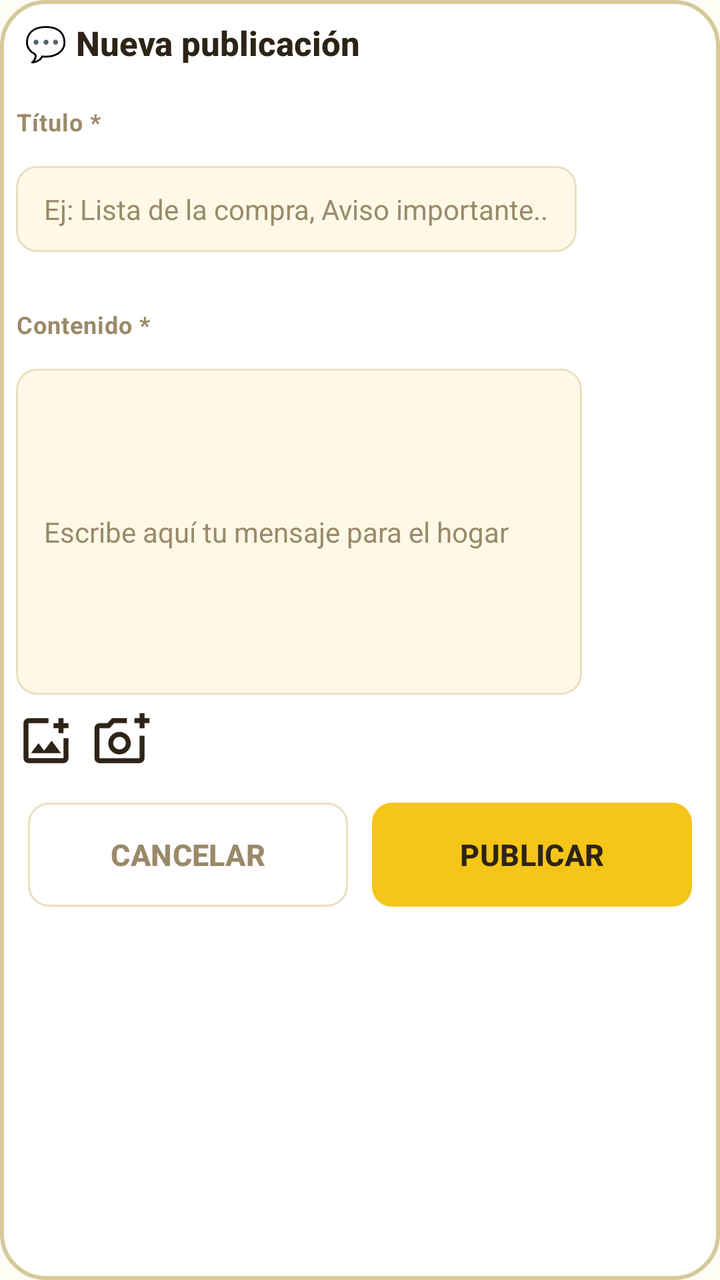
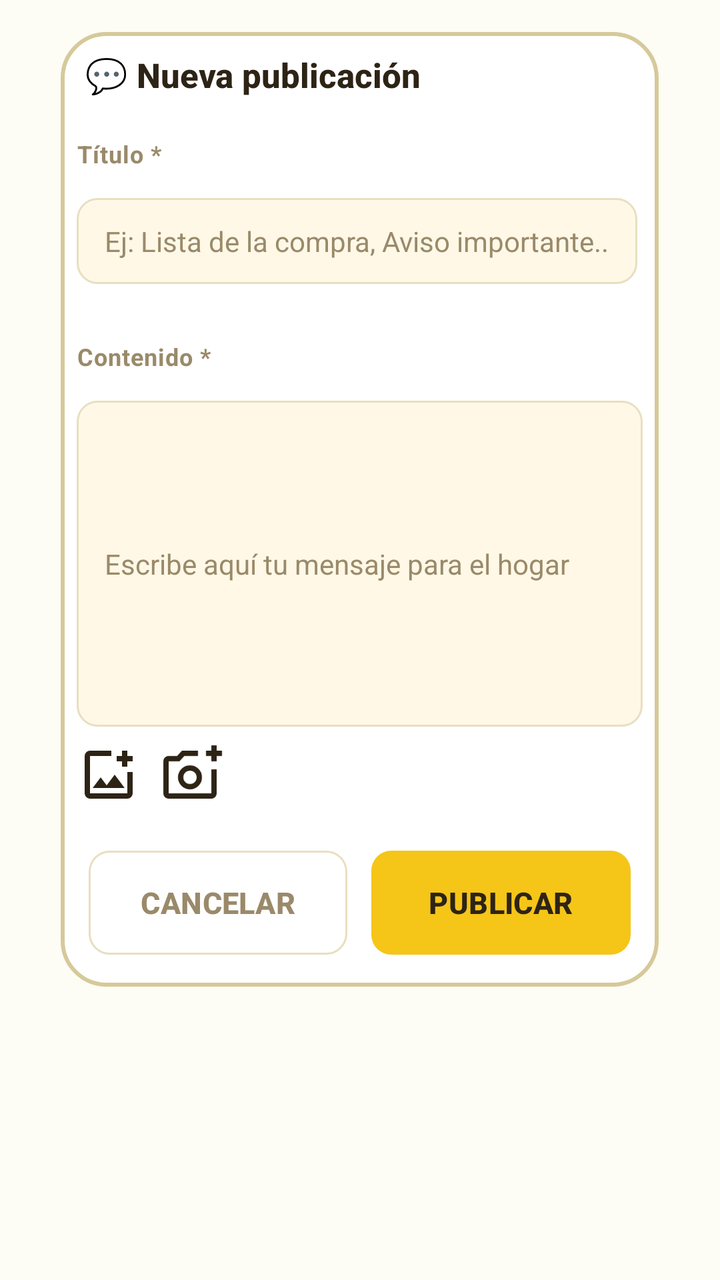

The first picture is an Android layout as it rendered before a commit; the second is the same layout after the commit. The layout source and the unified diff follow.
<!-- AndroidManifest.xml: application theme Theme.HomneyApp -->
<!-- res/layout/fragment_crear_nueva_publicacion.xml -->
<?xml version="1.0" encoding="utf-8"?>
<LinearLayout xmlns:android="http://schemas.android.com/apk/res/android"
    android:layout_width="wrap_content"
    android:layout_height="wrap_content"
    android:background="@drawable/bg_auth_box"
    android:fillViewport="true"
    android:orientation="vertical"
    android:layout_margin="@dimen/activity_vertical_margin"
    android:layout_gravity="center_horizontal">

    <TextView
        android:layout_width="wrap_content"
        android:layout_height="wrap_content"
        android:text=" 💬 Nueva publicación"
        style="@style/Homney.Text.Title"
        android:layout_marginTop="10dp"
        android:layout_marginStart="8dp"/>

    <TextView
        android:layout_width="wrap_content"
        android:layout_height="wrap_content"
        android:text="@string/titulo_publi"
        style="@style/Homney.Text.Label"
        android:layout_marginTop="20dp"
        android:layout_marginBottom="6dp"
        android:layout_marginStart="8dp"
        android:layout_gravity="left"
        />
    <EditText
        android:id="@+id/et_titulo_publi"
        android:layout_width="wrap_content"
        android:layout_height="wrap_content"
        android:background="@drawable/bg_input"
        android:hint="@string/ejemplo_titulo_muro"
        android:textColor="@color/text"
        android:textColorHint="@color/muted"
        android:textSize="14sp"
        android:paddingLeft="14dp"
        android:paddingRight="14dp"
        android:paddingTop="12dp"
        android:paddingBottom="12dp"
        android:layout_marginBottom="14dp"
        android:singleLine="true"
        android:layout_margin="8dp"/>

    <TextView
        android:layout_width="wrap_content"
        android:layout_height="wrap_content"
        android:text="@string/contenido_publi"
        style="@style/Homney.Text.Label"
        android:layout_marginTop="20dp"
        android:layout_marginBottom="6dp"
        android:layout_marginStart="8dp"
        android:layout_gravity="left"
        />

    <EditText
        android:id="@+id/et_cuerpo_publi"
        android:layout_width="283dp"
        android:layout_height="163dp"
        android:layout_margin="8dp"
        android:layout_marginBottom="14dp"
        android:background="@drawable/bg_input"
        android:hint="@string/ejemplo_publicacion"
        android:paddingLeft="14dp"
        android:paddingTop="12dp"
        android:paddingRight="14dp"
        android:paddingBottom="12dp"
        android:singleLine="false"
        android:textColor="@color/text"
        android:textColorHint="@color/muted"
        android:textSize="14sp" />
    <LinearLayout
        android:layout_width="wrap_content"
        android:layout_height="wrap_content"
        android:orientation="horizontal">

        <ImageView
            android:id="@+id/img_sube_foto"
            android:layout_width="30dp"
            android:layout_height="30dp"
            android:layout_marginStart="8dp"
            android:clickable="true"
            android:focusable="true"
            android:foreground="?attr/selectableItemBackgroundBorderless"
            android:src="@drawable/ic_add_img_galeria" />

        <ImageView
            android:id="@+id/img_lanza_cam"
            android:layout_width="30dp"
            android:layout_height="30dp"
            android:layout_marginStart="8dp"
            android:clickable="true"
            android:focusable="true"
            android:foreground="?attr/selectableItemBackgroundBorderless"
            android:src="@drawable/ic_add_photo" />
    </LinearLayout>
    <LinearLayout
        android:layout_width="match_parent"
        android:layout_height="wrap_content"
        android:orientation="horizontal"
        android:layout_marginHorizontal="8dp"
        android:layout_marginVertical="10dp"
        android:padding="6dp">

        <Button
            android:id="@+id/btn_cancelar_publi"
            android:layout_width="0dp"
            android:layout_height="52dp"
            style="@style/Homney.Button.Ghost"
            android:text="@string/btn_cancelar"
            android:textSize="15sp"
            android:layout_weight="1"
            android:layout_marginEnd="6dp" />

        <Button
            android:id="@+id/btn_crear_publi"
            style="@style/Homney.Button.Primary"
            android:layout_width="0dp"
            android:layout_height="52dp"
            android:layout_marginStart="6dp"
            android:layout_weight="1"
            android:text="@string/btn_publicar"
            android:textSize="15sp" />

    </LinearLayout>

</LinearLayout>
<!-- resources referenced by this layout -->
<resources>
  <color name="muted">#9A8A6A</color>
  <color name="text">#2D2416</color>
  <dimen name="activity_vertical_margin">16dp</dimen>
  <!-- drawable bg_auth_box (drawable) -->
  <?xml version="1.0" encoding="utf-8"?>
  <shape xmlns:android="http://schemas.android.com/apk/res/android"
      android:shape="rectangle">
      <solid android:color="@color/surface" />
      <stroke android:width="2dp" android:color="@color/border2" />
      <corners android:radius="22dp" />
  </shape>
  <string name="btn_cancelar">Cancelar</string>
  <string name="btn_publicar">Publicar</string>
  <string name="contenido_publi">Contenido *</string>
  <string name="ejemplo_publicacion">Escribe aquí tu mensaje para el hogar</string>
  <string name="ejemplo_titulo_muro">Ej: Lista de la compra, Aviso importante..</string>
  <string name="titulo_publi">Título *</string>
  <style name="Homney.Button.Ghost" parent="Homney.Button.Base">
          <item name="android:background">@drawable/bg_button_ghost</item>
          <item name="android:textColor">@color/muted</item>
      </style>
  <style name="Homney.Button.Primary" parent="Homney.Button.Base">
          <item name="android:background">@drawable/bg_button_primary</item>
          <item name="android:textColor">@color/text</item>
      </style>
  <style name="Homney.Text.Label" parent="Homney.Text">
          <item name="android:textColor">@color/muted</item>
          <item name="android:textSize">12sp</item>
          <item name="android:textStyle">bold</item>
          <item name="android:letterSpacing">0.03</item>
          <item name="android:textAllCaps">false</item>
      </style>
  <style name="Homney.Text.Title" parent="Homney.Text">
          <item name="android:textColor">@color/text</item>
          <item name="android:textSize">17sp</item>
          <item name="android:textStyle">bold</item>
          <item name="android:fontFamily">sans-serif-medium</item>
      </style>
  <color name="surface">#FFFFFFFF</color>
  <color name="border2">#D6C99A</color>
  <color name="surface_two">#FFF8E7</color>
  <color name="accent">#F5C518</color>
  <color name="border">#E8DFC0</color>
  <!-- drawable bg_button_primary (drawable) -->
  <?xml version="1.0" encoding="utf-8"?>
  <selector xmlns:android="http://schemas.android.com/apk/res/android">
  
      
      <item android:state_enabled="false">
          <shape android:shape="rectangle">
              <solid android:color="@color/accent" />
              <corners android:radius="10dp" />
              <alpha android:alpha="0.55" />
          </shape>
      </item>
  
      
      <item android:state_pressed="true">
          <shape android:shape="rectangle">
              <solid android:color="@color/accent_dark" />
              <corners android:radius="10dp" />
          </shape>
      </item>
      <item android:state_focused="true">
          <shape android:shape="rectangle">
              <solid android:color="@color/accent_dark" />
              <corners android:radius="10dp" />
          </shape>
      </item>
  
      
      <item>
          <shape android:shape="rectangle">
              <solid android:color="@color/accent" />
              <corners android:radius="10dp" />
          </shape>
      </item>
  
  </selector>
  <style name="Homney.Text" parent="" />
  <color name="accent_dark">#D4A80E</color>
  <color name="green">#7CC87A</color>
  <color name="green_dark">#58A856</color>
  <color name="background">#FDFCF5</color>
  <color name="accent_background">#FFF3C0</color>
  <!-- unchanged entries left out for length: 6 -->
</resources>

<!-- the commit's change to res/layout/fragment_crear_nueva_publicacion.xml (unified diff, before → after) -->
@@ -1,5 +1,9 @@
 <?xml version="1.0" encoding="utf-8"?>
-<LinearLayout xmlns:android="http://schemas.android.com/apk/res/android"
+<ScrollView xmlns:android="http://schemas.android.com/apk/res/android"
+    android:layout_width="wrap_content"
+    android:layout_height="match_parent"
+    android:layout_centerHorizontal="true">
+<LinearLayout
     android:layout_width="wrap_content"
     android:layout_height="wrap_content"
     android:background="@drawable/bg_auth_box"
@@ -42,6 +46,15 @@
         android:layout_marginBottom="14dp"
         android:singleLine="true"
         android:layout_margin="8dp"/>
+    
+    <ImageView
+        android:id="@+id/img_preview_foto"
+        android:layout_width="match_parent"
+        android:layout_height="180dp"
+        android:layout_margin="8dp"
+        android:scaleType="centerCrop"
+        android:background="#F0EEEE"
+        android:visibility="gone" />
 
     <TextView
         android:layout_width="wrap_content"
@@ -71,15 +84,19 @@
         android:textColorHint="@color/muted"
         android:textSize="14sp" />
     <LinearLayout
-        android:layout_width="wrap_content"
+        android:layout_width="match_parent"
         android:layout_height="wrap_content"
-        android:orientation="horizontal">
+        android:orientation="horizontal"
+        android:gravity="center_vertical"
+        android:layout_marginStart="8dp"
+        android:layout_marginEnd="8dp"
+        android:layout_marginBottom="6dp">
 
         <ImageView
             android:id="@+id/img_sube_foto"
-            android:layout_width="30dp"
-            android:layout_height="30dp"
-            android:layout_marginStart="8dp"
+            android:layout_width="32dp"
+            android:layout_height="32dp"
+            android:layout_marginEnd="10dp"
             android:clickable="true"
             android:focusable="true"
             android:foreground="?attr/selectableItemBackgroundBorderless"
@@ -87,13 +104,24 @@
 
         <ImageView
             android:id="@+id/img_lanza_cam"
-            android:layout_width="30dp"
-            android:layout_height="30dp"
-            android:layout_marginStart="8dp"
+            android:layout_width="32dp"
+            android:layout_height="32dp"
             android:clickable="true"
             android:focusable="true"
             android:foreground="?attr/selectableItemBackgroundBorderless"
             android:src="@drawable/ic_add_photo" />
+
+        <TextView
+            android:id="@+id/tv_quitar_foto"
+            android:layout_width="wrap_content"
+            android:layout_height="wrap_content"
+            android:layout_marginStart="10dp"
+            android:text="✕ Quitar foto"
+            android:textSize="12sp"
+            android:textColor="#E05C5C"
+            android:visibility="gone"
+            android:clickable="true"
+            android:focusable="true" />
     </LinearLayout>
     <LinearLayout
         android:layout_width="match_parent"
@@ -126,3 +154,4 @@
     </LinearLayout>
 
 </LinearLayout>
+</ScrollView>
<!-- resource entries referenced after the edit -->
@@ -50,9 +50,8 @@
       
       <item android:state_enabled="false">
           <shape android:shape="rectangle">
-              <solid android:color="@color/accent" />
+              <solid android:color="@color/accent_disabled" />
               <corners android:radius="10dp" />
-              <alpha android:alpha="0.55" />
           </shape>
       </item>
   
@@ -85,6 +84,7 @@
   <color name="green_dark">#58A856</color>
   <color name="background">#FDFCF5</color>
   <color name="accent_background">#FFF3C0</color>
+  <color name="accent_disabled">#8CF5C518</color>
   <!-- unchanged entries left out for length: 6 -->
 </resources>
 
